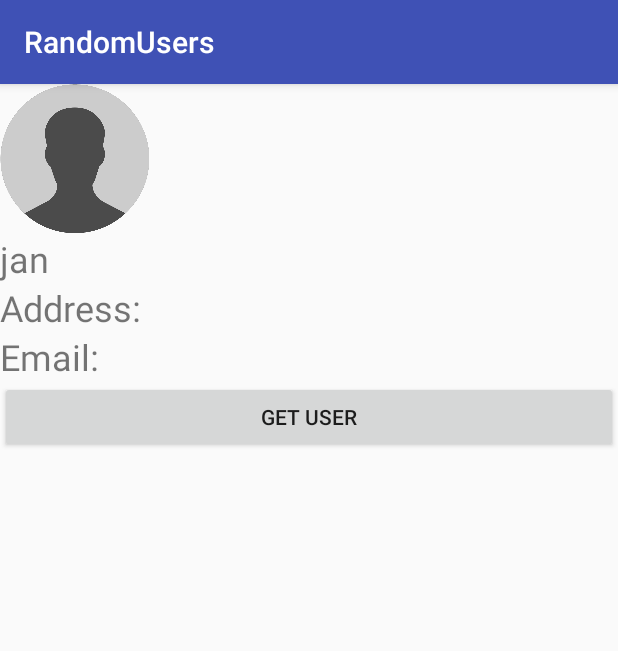
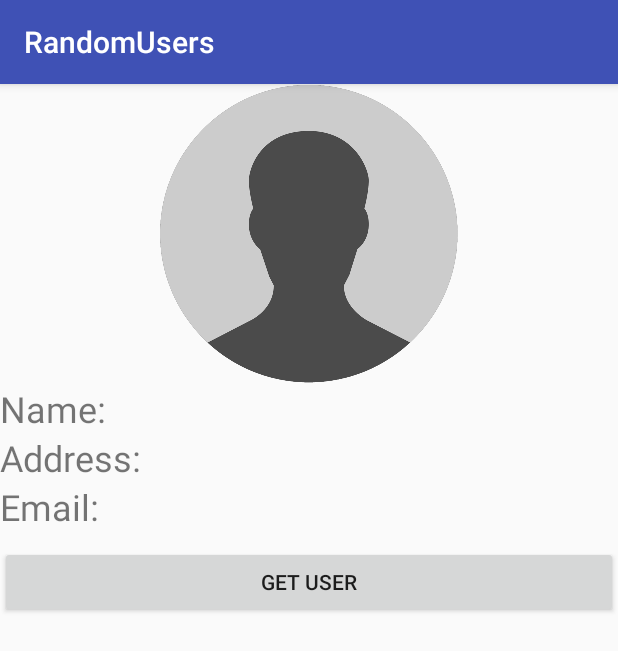
Before and after one commit to jonofarc/RandomUsers, an Android app: the screen it shows after launch (MainActivity), on a phone screen of 412 x 824 dp. Shown: the top 651 px of the screen. Run offline under Robolectric (Android 15) with nearby library versions, the phone set to English and light mode, and no system bars.

Commit message:
Add random user information and profile picture to main activity

```diff
--- a/app/src/main/java/com/example/jonathanmaldonado/randomusers/ui/main/MainActivity.java
+++ b/app/src/main/java/com/example/jonathanmaldonado/randomusers/ui/main/MainActivity.java
@@ -1,9 +1,11 @@
 package com.example.jonathanmaldonado.randomusers.ui.main;
 
+import android.graphics.Bitmap;
 import android.support.v7.app.AppCompatActivity;
 import android.os.Bundle;
 import android.util.Log;
 import android.view.View;
+import android.widget.ImageView;
 import android.widget.TextView;
 
 import com.example.jonathanmaldonado.randomusers.R;
@@ -11,19 +13,30 @@ import com.example.jonathanmaldonado.randomusers.R;
 public class MainActivity extends AppCompatActivity implements MainContract.View {
     final static private String TAG= MainActivity.class.getSimpleName()+"_TAG";
     MainPresenter mainPresenter;
+    ImageView profilePictureIV;
     TextView userNameTV;
+    TextView userAddressTV;
+    TextView userEmailTV;
+
     @Override
     protected void onCreate(Bundle savedInstanceState) {
         super.onCreate(savedInstanceState);
         setContentView(R.layout.activity_main);
+
         userNameTV = (TextView) findViewById(R.id.user_name_tv);
+        userAddressTV = (TextView) findViewById(R.id.user_Address_tv);
+        userEmailTV = (TextView) findViewById(R.id.user_email_tv);
+        profilePictureIV = (ImageView) findViewById(R.id.profile_picture_iv);
         mainPresenter= new MainPresenter(this);
-        userNameTV.setText("jan");
+
     }
 
-    public void updateMainProfile(String name){
+    public void updateMainProfile(Bitmap bmp ,String name, String address, String email){
         Log.d(TAG, "updateMainProfile: updating the name------");
         userNameTV.setText(name);
+        userAddressTV.setText(address);
+        userEmailTV.setText(email);
+        profilePictureIV.setImageBitmap(bmp);
     }
 
     public void getNewUser(View view) {
--- a/app/src/main/java/com/example/jonathanmaldonado/randomusers/ui/main/MainContract.java
+++ b/app/src/main/java/com/example/jonathanmaldonado/randomusers/ui/main/MainContract.java
@@ -1,4 +1,6 @@
 package com.example.jonathanmaldonado.randomusers.ui.main;
+
+import android.graphics.Bitmap;
 
 import com.example.jonathanmaldonado.randomusers.data.RandomUsers;
 
@@ -12,7 +14,7 @@ import retrofit2.http.GET;
 public interface MainContract {
 
     interface View{
-        void updateMainProfile(String name);
+        void updateMainProfile(Bitmap bmp, String name, String address, String email);
     }
     interface Presenter{
 
--- a/app/src/main/res/layout/activity_main.xml
+++ b/app/src/main/res/layout/activity_main.xml
@@ -9,9 +9,11 @@
     tools:context="com.example.jonathanmaldonado.randomusers.ui.main.MainActivity">
 
     <ImageView
+        android:layout_gravity="center"
+        android:id="@+id/profile_picture_iv"
         android:src="@drawable/placeholder"
-        android:layout_width="100dp"
-        android:layout_height="100dp" />
+        android:layout_width="200dp"
+        android:layout_height="200dp" />
     <TextView
         android:textSize="24sp"
         android:id="@+id/user_name_tv"
@@ -34,6 +36,7 @@
         android:text="Email: "
         />
     <Button
+        android:layout_marginTop="10dp"
         android:onClick="getNewUser"
         android:text="@string/lbl_get_user_btn"
         android:layout_width="match_parent"
```
Also changed, not shown: app/src/main/java/com/example/jonathanmaldonado/randomusers/ui/main/MainModel.java (+70 -21 lines), app/src/main/java/com/example/jonathanmaldonado/randomusers/ui/main/MainPresenter.java (+9 -6 lines).
